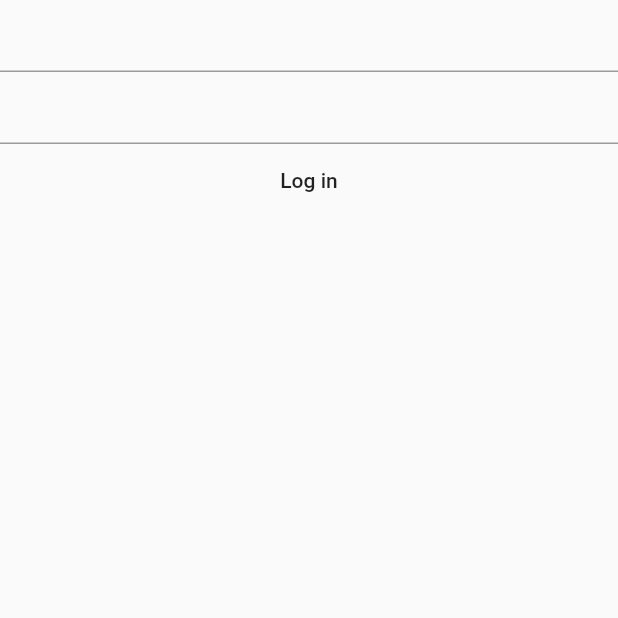
After one commit to LordOlumide/MobileDev-CGPA-App, a Flutter app: the LoginScreen screen opened directly, on a phone screen of 412 x 824 dp, the top half of it. The commit adds this screen. Run offline on Flutter 3.47's test engine with Material 2 defaults, Android fonts, the phone set to English and light mode, and no system bars.

Commit message:
login screen added

```diff
--- a/lib/user_interface/routing/app_router.dart
+++ b/lib/user_interface/routing/app_router.dart
@@ -1,6 +1,7 @@
 import 'package:flutter/material.dart';
 // screens
 import '../screens/home_screen/home_screen.dart';
+import '../screens/login_screen/login_screen.dart';
 
 class AppRouter {
   const AppRouter._();
@@ -11,6 +12,10 @@ class AppRouter {
         return MaterialPageRoute(
           builder: (context) => HomeScreen(),
         );
+      case LoginScreen.screenId:
+        return MaterialPageRoute(
+          builder: (context) => LoginScreen(),
+        );
       default:
         throw Exception('Route not found!');
     }
--- /dev/null
+++ b/lib/user_interface/screens/login_screen/login_screen.dart
@@ -0,0 +1,37 @@
+import 'package:flutter/material.dart';
+
+class LoginScreen extends StatelessWidget{
+  static const screenId = 'Login screen';
+  LoginScreen({Key? key}) : super(key: key);
+
+  final TextEditingController emailController = TextEditingController();
+  final TextEditingController passwordController = TextEditingController();
+
+  @override
+  Widget build(BuildContext context) {
+    return Scaffold(
+      body: ListView(
+        children: [
+          // email textfield
+          TextField(
+            controller: emailController,
+          ),
+
+          // password textfield
+          TextField(
+            controller: passwordController,
+          ),
+
+          // Login button
+          MaterialButton(
+            onPressed: () {},
+            child: Text(
+              'Log in',
+              style: TextStyle(),
+            ),
+          ),
+        ],
+      ),
+    );
+  }
+}
```
Also changed, not shown: lib/main.dart (+3 -4 lines), pubspec.yaml (+0 -59 lines).
